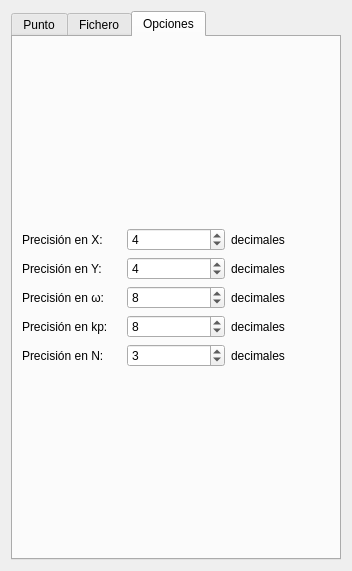
This is Formularios/Geo2UTM.ui in tonihr/pyGeo as Qt 5 draws it before an edit. The edited form follows.
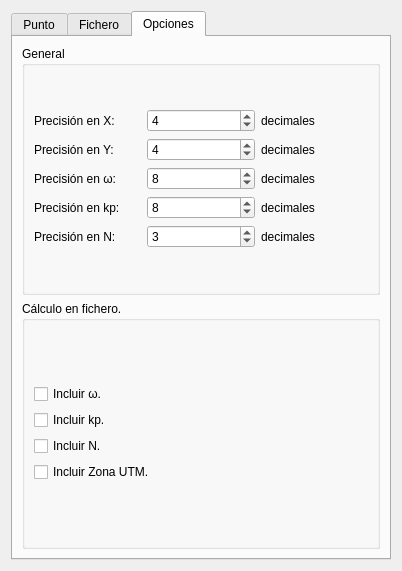
This is the edited form. The open tabs and pages were chosen to show the change.

Diff of the .ui file:
```diff
--- a/Formularios/Geo2UTM.ui
+++ b/Formularios/Geo2UTM.ui
@@ -6,7 +6,7 @@
    <rect>
     <x>0</x>
     <y>0</y>
-    <width>352</width>
+    <width>402</width>
     <height>571</height>
    </rect>
   </property>
@@ -14,7 +14,7 @@
    <string>Form</string>
   </property>
   <layout class="QGridLayout" name="gridLayout_13">
-   <item row="0" column="0">
+   <item row="0" column="1">
     <widget class="QTabWidget" name="tabWidget">
      <property name="currentIndex">
       <number>0</number>
@@ -390,6 +390,12 @@
       <attribute name="title">
        <string>Opciones</string>
       </attribute>
+      <layout class="QGridLayout" name="gridLayout_21">
+       <item row="0" column="0">
+        <widget class="QGroupBox" name="groupBox_5">
+         <property name="title">
+          <string>General</string>
+         </property>
       <layout class="QGridLayout" name="gridLayout_20">
        <item row="0" column="0">
         <layout class="QGridLayout" name="gridLayout_18">
@@ -537,6 +543,50 @@
        </item>
       </layout>
      </widget>
+       </item>
+       <item row="1" column="0">
+        <widget class="QGroupBox" name="groupBox_6">
+         <property name="title">
+          <string>Cálculo en fichero.</string>
+         </property>
+         <layout class="QGridLayout" name="gridLayout_23">
+          <item row="0" column="0">
+           <layout class="QGridLayout" name="gridLayout_22">
+            <item row="2" column="0">
+             <widget class="QCheckBox" name="checkBox_4">
+              <property name="text">
+               <string>Incluir N.</string>
+              </property>
+             </widget>
+            </item>
+            <item row="0" column="0">
+             <widget class="QCheckBox" name="checkBox_2">
+              <property name="text">
+               <string>Incluir ω.</string>
+              </property>
+             </widget>
+            </item>
+            <item row="1" column="0">
+             <widget class="QCheckBox" name="checkBox_3">
+              <property name="text">
+               <string>Incluir kp.</string>
+              </property>
+             </widget>
+            </item>
+            <item row="3" column="0">
+             <widget class="QCheckBox" name="checkBox_5">
+              <property name="text">
+               <string>Incluir Zona UTM.</string>
+              </property>
+             </widget>
+            </item>
+           </layout>
+          </item>
+         </layout>
+        </widget>
+       </item>
+      </layout>
+     </widget>
     </widget>
    </item>
   </layout>
```
Left out of the diff: 1 changed line with no effect on the pictures. Lines whose indentation alone changed are shown as unchanged.
